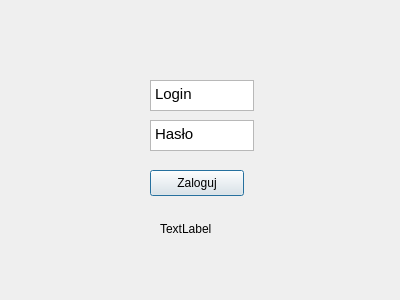
Qt form dialogs/LoginDialog.ui (majkus522/project-bank-app) before a commit.
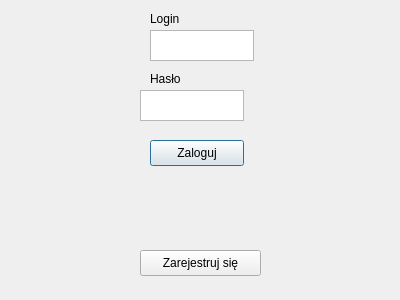
The same form after that commit.

```diff
--- a/dialogs/LoginDialog.ui
+++ b/dialogs/LoginDialog.ui
@@ -16,8 +16,8 @@
   <widget class="QTextEdit" name="textEdit_2">
    <property name="geometry">
     <rect>
-     <x>150</x>
-     <y>120</y>
+     <x>140</x>
+     <y>90</y>
      <width>104</width>
      <height>31</height>
     </rect>
@@ -30,14 +30,14 @@
 li.unchecked::marker { content: &quot;\2610&quot;; }
 li.checked::marker { content: &quot;\2612&quot;; }
 &lt;/style&gt;&lt;/head&gt;&lt;body style=&quot; font-family:'Ubuntu Sans'; font-size:11pt; font-weight:400; font-style:normal;&quot;&gt;
-&lt;p style=&quot; margin-top:0px; margin-bottom:0px; margin-left:0px; margin-right:0px; -qt-block-indent:0; text-indent:0px;&quot;&gt;Hasło&lt;/p&gt;&lt;/body&gt;&lt;/html&gt;</string>
+&lt;p style=&quot;-qt-paragraph-type:empty; margin-top:0px; margin-bottom:0px; margin-left:0px; margin-right:0px; -qt-block-indent:0; text-indent:0px;&quot;&gt;&lt;br /&gt;&lt;/p&gt;&lt;/body&gt;&lt;/html&gt;</string>
    </property>
   </widget>
   <widget class="QTextEdit" name="textEdit">
    <property name="geometry">
     <rect>
      <x>150</x>
-     <y>80</y>
+     <y>30</y>
      <width>104</width>
      <height>31</height>
     </rect>
@@ -50,27 +50,30 @@
 li.unchecked::marker { content: &quot;\2610&quot;; }
 li.checked::marker { content: &quot;\2612&quot;; }
 &lt;/style&gt;&lt;/head&gt;&lt;body style=&quot; font-family:'Ubuntu Sans'; font-size:11pt; font-weight:400; font-style:normal;&quot;&gt;
-&lt;p style=&quot; margin-top:0px; margin-bottom:0px; margin-left:0px; margin-right:0px; -qt-block-indent:0; text-indent:0px;&quot;&gt;Login&lt;/p&gt;&lt;/body&gt;&lt;/html&gt;</string>
+&lt;p style=&quot;-qt-paragraph-type:empty; margin-top:0px; margin-bottom:0px; margin-left:0px; margin-right:0px; -qt-block-indent:0; text-indent:0px;&quot;&gt;&lt;br /&gt;&lt;/p&gt;&lt;/body&gt;&lt;/html&gt;</string>
    </property>
   </widget>
   <widget class="QLabel" name="label">
    <property name="geometry">
     <rect>
-     <x>160</x>
-     <y>220</y>
-     <width>66</width>
-     <height>18</height>
+     <x>0</x>
+     <y>180</y>
+     <width>401</width>
+     <height>20</height>
     </rect>
    </property>
    <property name="text">
-    <string>TextLabel</string>
+    <string/>
+   </property>
+   <property name="alignment">
+    <set>Qt::AlignCenter</set>
    </property>
   </widget>
   <widget class="QPushButton" name="pushButton">
    <property name="geometry">
     <rect>
      <x>150</x>
-     <y>170</y>
+     <y>140</y>
      <width>94</width>
      <height>26</height>
     </rect>
@@ -79,6 +82,45 @@
     <string>Zaloguj</string>
    </property>
   </widget>
+  <widget class="QLabel" name="label_2">
+   <property name="geometry">
+    <rect>
+     <x>150</x>
+     <y>10</y>
+     <width>66</width>
+     <height>18</height>
+    </rect>
+   </property>
+   <property name="text">
+    <string>Login</string>
+   </property>
+  </widget>
+  <widget class="QLabel" name="label_3">
+   <property name="geometry">
+    <rect>
+     <x>150</x>
+     <y>70</y>
+     <width>66</width>
+     <height>18</height>
+    </rect>
+   </property>
+   <property name="text">
+    <string>Hasło</string>
+   </property>
+  </widget>
+  <widget class="QPushButton" name="pushButton_2">
+   <property name="geometry">
+    <rect>
+     <x>140</x>
+     <y>250</y>
+     <width>121</width>
+     <height>26</height>
+    </rect>
+   </property>
+   <property name="text">
+    <string>Zarejestruj się</string>
+   </property>
+  </widget>
  </widget>
  <resources/>
  <connections/>
```
Left out of the diff: 4 changed lines with no effect on the pictures.
